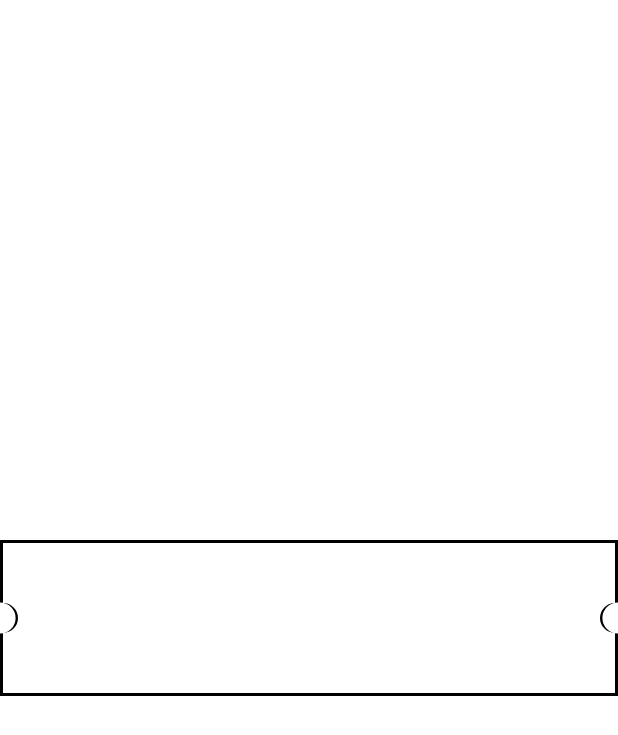
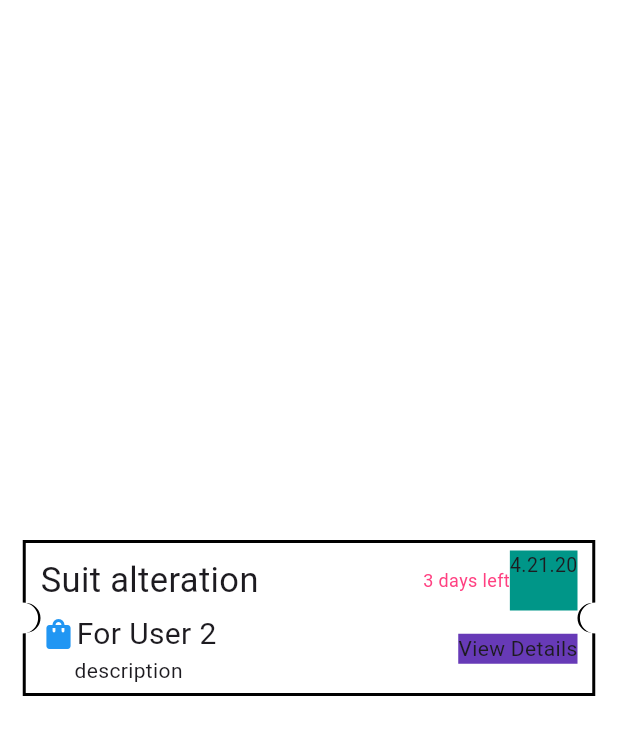
Before and after one commit to SauravPatel31/firebaseTickets_note, a Flutter app: the screen it shows after launch, on a phone screen of 412 x 824 dp. Shown: the top 735 px of the screen. Run offline on Flutter 3.47's test engine with Material 3 defaults, Android fonts, the phone set to English and light mode, and no system bars; our stand-ins replace firebase_auth, firebase_core; accounts and stored records are empty.

Commit message:
tickets design completed

```diff
--- a/lib/tickets.dart
+++ b/lib/tickets.dart
@@ -11,6 +11,8 @@ class MyAppss extends StatelessWidget {
       home: Scaffold(
         backgroundColor: Colors.white,
         body: Center(
+          child: Padding(
+            padding: const EdgeInsets.symmetric(horizontal: 15),
             child: Stack(
               children: [
                 // Border Layer (Slightly Larger)
@@ -32,11 +34,58 @@ class MyAppss extends StatelessWidget {
                     child: Container(
                       width: double.infinity,
                       height: 100, // Actual ticket height
-                    color: Colors.white, // Inner ticket color
+                      color: Colors.white,
+                      child: Padding(
+                        padding: const EdgeInsets.symmetric(horizontal: 10,vertical: 5),
+                        child: Column(
+                          mainAxisAlignment: MainAxisAlignment.spaceBetween,
+                          children: [
+                            Row(
+                              mainAxisAlignment: MainAxisAlignment.spaceBetween,
+                              children: [
+                                Text("Suit alteration",style: TextStyle(fontSize: 23),),
+                                Container(
+                                  child: Row(
+                                    children: [
+                                      Text("3 days left",style: TextStyle(fontSize: 12,color: Colors.pinkAccent.shade200),),
+                                      Container(
+                                        height: 40,
+                                        color: Colors.teal,
+                                        child: Text("4.21.20",style: TextStyle(fontSize: 13),),
+                                      )
+                                    ],
+                                  ),
+                                )
+                              ],
+                            ),
+                            Row(
+                              mainAxisAlignment: MainAxisAlignment.spaceBetween,
+                              children: [
+                                Column(
+                                  children: [
+                                    Row(
+                                      children: [
+                                        Icon(Icons.shopping_bag,color: Colors.blue,),
+                                        Text("For User 2",style: TextStyle(fontSize: 20,),)
+                                      ],
+                                    ),
+                                    Text("description",style: TextStyle(),)
+                                  ],
+                                ),
+                                Container(
+                                  color: Colors.deepPurple,
+                                  child: Text("View Details"),
+                                )
+                              ],
+                            )
+                          ],
+                        ),
+                      ),
                     ),
                   ),
                 ),
               ],
+            ),
           ),
         ),
       ),
```
Lines whose indentation alone changed are shown as unchanged.
